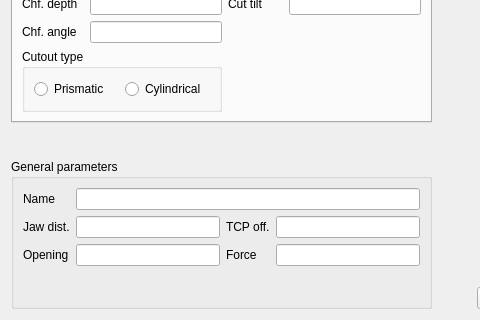
The window that src/plugin/DesignDialog.ui (dagothar/gripperz) describes before a commit, drawn with Qt 5; both pictures show x 0 to 480 and y 137 to 457 of the 568 by 457 pixel window.
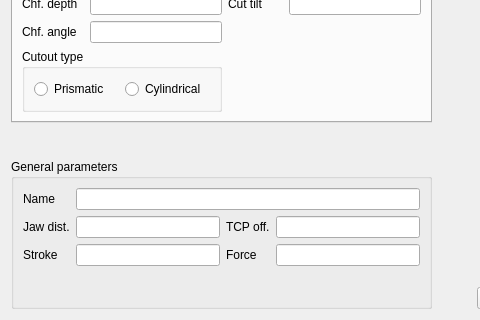
The same window after the commit.

Commit message: changed parametrization using jawdist + stroke now (older versions will not be compatible); task planner uses openq now

```diff
--- a/src/plugin/DesignDialog.ui
+++ b/src/plugin/DesignDialog.ui
@@ -341,7 +341,7 @@
         <item row="2" column="0">
          <widget class="QLabel" name="label_3">
           <property name="text">
-           <string>Opening</string>
+           <string>Stroke</string>
           </property>
          </widget>
         </item>
```
The commit also changes 10 other files.
